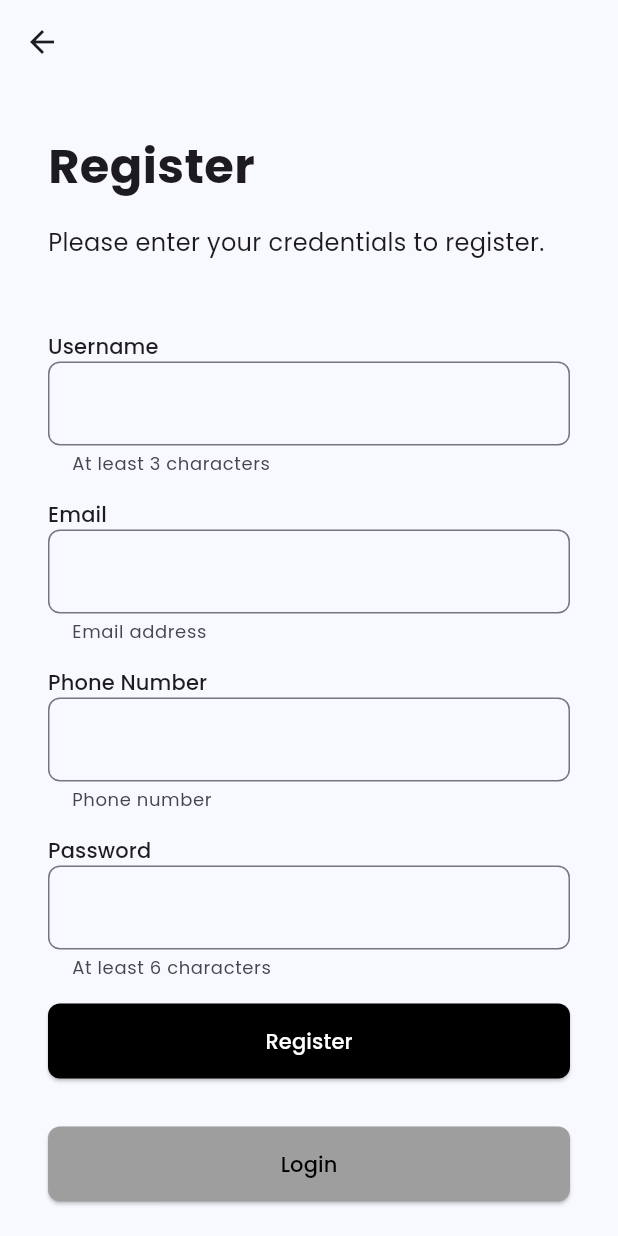
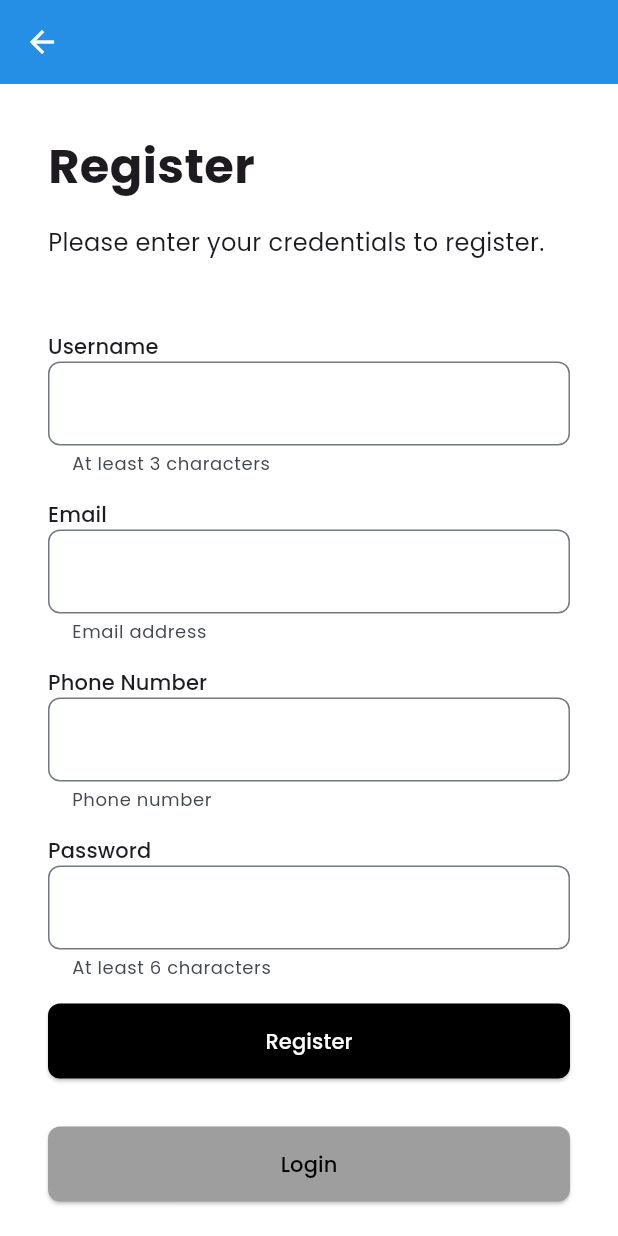
Before and after one commit to AydinTheFirst/flutter_app, a Flutter app: the RegisterPage screen opened by its route, on a phone screen of 412 x 824 dp. Run offline on Flutter 3.47's test engine with Material 3 defaults, Android fonts, the phone set to English and light mode, and no system bars; drawn by our look-alikes of flutter_form_builder; our stand-ins replace dio, flutter_riverpod, form_builder_validators, get, get_storage, google_fonts and 1 more; accounts and stored records are empty.

Commit message:
Refactor navigation structure and update environment configurations - Corrected enum value for release environment - Replaced BottomNavigationWidget with LandingNavigation across multiple pages - Removed unused dio_provider and router files - Introduced ThemeConstants for consistent theming - Updated pubspec.yaml and pubspec.lock for dependency management

```diff
--- /dev/null
+++ b/lib/constants/theme_constants.dart
@@ -0,0 +1,30 @@
+import 'package:flutter/material.dart';
+
+class ThemeConstants {
+  AppBarTheme get appBarTheme => AppBarTheme(
+    backgroundColor: Colors.blue,
+    foregroundColor: Colors.white,
+    elevation: 20,
+    titleTextStyle: TextStyle(
+      fontSize: 20,
+      fontWeight: FontWeight.w600,
+      color: Colors.white,
+    ),
+  );
+
+  BottomNavigationBarThemeData get bottomNavigationBarTheme =>
+      BottomNavigationBarThemeData(
+        backgroundColor: Colors.white,
+        selectedItemColor: Colors.blue,
+        unselectedItemColor: Colors.grey,
+        elevation: 20,
+        selectedLabelStyle: TextStyle(
+          fontSize: 14,
+          fontWeight: FontWeight.w600,
+        ),
+        unselectedLabelStyle: TextStyle(
+          fontSize: 12,
+          fontWeight: FontWeight.w400,
+        ),
+      );
+}
--- a/lib/pages/about_page.dart
+++ b/lib/pages/about_page.dart
@@ -1,5 +1,5 @@
 import 'package:flutter/material.dart';
-import 'bottom_navigation_widget.dart';
+import 'package:flutter_app/pages/landing_navigation.dart';
 
 class AboutPage extends StatelessWidget {
   const AboutPage({super.key});
@@ -26,7 +26,7 @@ class AboutPage extends StatelessWidget {
         child: const Icon(Icons.add),
       ),
 
-      bottomNavigationBar: BottomNavigationWidget(),
+      bottomNavigationBar: LandingNavigation(),
     );
   }
 }
--- a/lib/pages/home_page.dart
+++ b/lib/pages/home_page.dart
@@ -1,7 +1,7 @@
 import 'package:flutter/material.dart';
+import 'package:flutter_app/pages/landing_navigation.dart';
 
 import '/main.dart';
-import 'bottom_navigation_widget.dart';
 
 class HomePage extends StatefulWidget {
   const HomePage({super.key});
@@ -58,7 +58,7 @@ class _HomePageState extends State<HomePage> {
         tooltip: 'Increment',
         child: const Icon(Icons.add),
       ),
-      bottomNavigationBar: BottomNavigationWidget(),
+      bottomNavigationBar: LandingNavigation(),
     );
   }
 }
--- a/lib/pages/bottom_navigation_widget.dart
+++ b/lib/pages/landing_navigation.dart
@@ -27,8 +27,8 @@ class BottomNavController extends StateNotifier<int> {
   }
 }
 
-class BottomNavigationWidget extends ConsumerWidget {
-  const BottomNavigationWidget({super.key});
+class LandingNavigation extends ConsumerWidget {
+  const LandingNavigation({super.key});
 
   @override
   Widget build(BuildContext context, WidgetRef ref) {
--- a/lib/pages/profile_page.dart
+++ b/lib/pages/profile_page.dart
@@ -1,7 +1,6 @@
 import 'package:flutter/material.dart';
-import 'package:flutter_app/pages/bottom_navigation_widget.dart';
+import 'package:flutter_app/pages/landing_navigation.dart';
 import 'package:get/get.dart';
-import 'package:get/get_core/src/get_main.dart';
 
 class ProfilePage extends StatelessWidget {
   const ProfilePage({super.key});
@@ -35,7 +34,7 @@ class ProfilePage extends StatelessWidget {
           ],
         ),
       ),
-      bottomNavigationBar: BottomNavigationWidget(),
+      bottomNavigationBar: LandingNavigation(),
     );
   }
 }
--- a/lib/providers/user_provider.dart
+++ b/lib/providers/user_provider.dart
@@ -1,8 +1,7 @@
+import 'package:flutter_app/services/dio_client.dart';
 import 'package:flutter_riverpod/flutter_riverpod.dart';
-import 'dio_provider.dart';
 
 final userProvider = FutureProvider<Map<String, dynamic>>((ref) async {
-  final dio = ref.watch(dioProvider);
-  final response = await dio.get('/user');
+  final response = await dioClient.dio.get('/user');
   return response.data;
 });
--- a/pubspec.yaml
+++ b/pubspec.yaml
@@ -8,6 +8,8 @@ environment:
 
 dependencies:
   flutter:
+    sdk: flutter
+  flutter_localizations:
     sdk: flutter
 
 
```
Also changed, not shown: lib/env.dart (+5 -5 lines), lib/main.dart (+10 -2 lines), lib/providers/dio_provider.dart (deleted, +0 -13 lines), lib/services/dio_client.dart (added, +17 -0 lines), lib/routes.dart (renamed from lib/router.dart), pubspec.lock.
